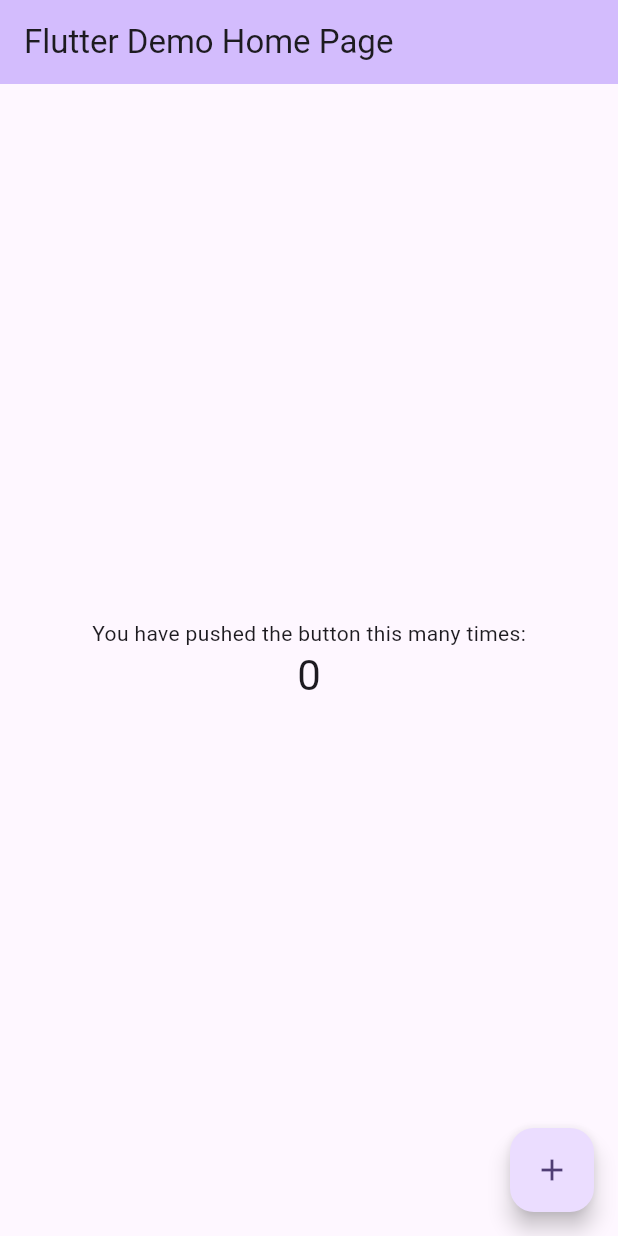
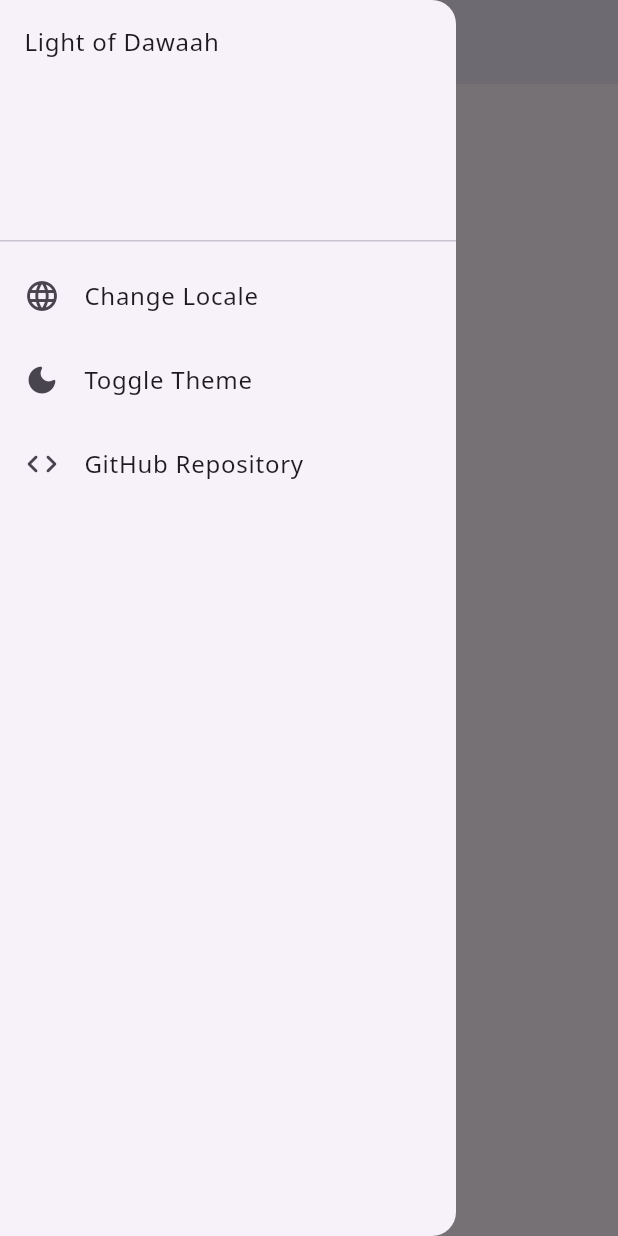
Before and after one commit to TryOS-Labs/light_of_dawaah, a Flutter app: the screen it shows after launch, with the side drawer open (before the commit the screen has no drawer), on a phone screen of 412 x 824 dp. Run offline on Flutter 3.47's test engine with Material 3 defaults, Android fonts, the phone set to English and light mode, and no system bars; our stand-ins replace google_fonts; missing offline and left inert: quick_actions; generated files the repository leaves out were written again.

Commit message:
Code Initialization

```diff
--- /dev/null
+++ b/l10n.yaml
@@ -0,0 +1,5 @@
+# TryOS Labs
+
+arb-dir: lib/l10n
+template-arb-file: app_en.arb
+output-localization-file: app_localizations.dart
--- /dev/null
+++ b/lib/home_page.dart
@@ -0,0 +1,101 @@
+/* By Abdullah As-Sadeed */
+
+import 'package:flutter/material.dart';
+import 'package:flutter_gen/gen_l10n/app_localizations.dart';
+import 'package:url_launcher/url_launcher.dart';
+
+class ToolCard {
+  final String title;
+  final IconData icon;
+  final Widget page;
+
+  ToolCard(
+    this.title,
+    this.icon,
+    this.page,
+  );
+}
+
+class HomePage extends StatelessWidget {
+  final Function(Locale) changeLocale;
+  final Function toggleTheme;
+  const HomePage(
+      {super.key, required this.changeLocale, required this.toggleTheme});
+
+  @override
+  Widget build(
+    BuildContext context,
+  ) {
+    return Scaffold(
+      appBar: AppBar(
+        title: Text(
+          AppLocalizations.of(context)!.light_of_dawaah,
+        ),
+        centerTitle: true,
+        elevation: 4,
+      ),
+      drawer: Drawer(
+        child: ListView(
+          children: <Widget>[
+            DrawerHeader(
+              child: Text(
+                AppLocalizations.of(context)!.light_of_dawaah,
+              ),
+            ),
+            ListTile(
+              title: Text(
+                AppLocalizations.of(context)!.change_locale,
+              ),
+              leading: const Icon(Icons.language_rounded),
+              onTap: () {
+                Locale currentLocale = Localizations.localeOf(context);
+                if (currentLocale.languageCode == 'en') {
+                  changeLocale(
+                    const Locale('bn'),
+                  );
+                } else {
+                  changeLocale(
+                    const Locale('en'),
+                  );
+                }
+              },
+            ),
+            ListTile(
+              title: Text(
+                AppLocalizations.of(context)!.toggle_theme,
+              ),
+              leading: const Icon(Icons.dark_mode_rounded),
+              onTap: () {
+                toggleTheme();
+              },
+            ),
+            ListTile(
+              title: Text(
+                AppLocalizations.of(context)!.github_repository,
+              ),
+              leading: const Icon(Icons.code_rounded),
+              onTap: () {
+                launchUrl(
+                  Uri.parse('https://github.com/TryOS-Labs/light_of_dawaah/'),
+                );
+              },
+            ),
+          ],
+        ),
+      ),
+      body: Center(
+        child: SingleChildScrollView(
+          padding: const EdgeInsets.all(16),
+          child: Column(
+            children: <Widget>[
+              Text(
+                AppLocalizations.of(context)!.coming_soon,
+                textAlign: TextAlign.center,
+              ),
+            ],
+          ),
+        ),
+      ),
+    );
+  }
+}
--- /dev/null
+++ b/lib/l10n/app_bn.arb
@@ -0,0 +1,7 @@
+{
+    "light_of_dawaah": "লাইট অফ দাওয়াহ",
+    "coming_soon": "শীঘ্রই আসছে",
+    "change_locale": "লোক্যাল ইংলিশে পরিবর্তন",
+    "toggle_theme": "থিম পরিবর্তন",
+    "github_repository": "গিটহাব রেপোসিটরি"
+}
--- /dev/null
+++ b/lib/l10n/app_en.arb
@@ -0,0 +1,7 @@
+{
+    "light_of_dawaah": "Light of Dawaah",
+    "coming_soon": "Coming Soon",
+    "change_locale": "Change Locale",
+    "toggle_theme": "Toggle Theme",
+    "github_repository": "GitHub Repository"
+}
--- a/lib/main.dart
+++ b/lib/main.dart
@@ -1,125 +1,133 @@
+/* By Abdullah As-Sadeed */
+
+import 'package:flutter/foundation.dart';
 import 'package:flutter/material.dart';
+import 'package:flutter/services.dart';
+import 'package:flutter_gen/gen_l10n/app_localizations.dart';
+import 'package:google_fonts/google_fonts.dart';
+import 'package:quick_actions/quick_actions.dart';
+import 'package:light_of_dawaah/home_page.dart';
+import 'package:url_launcher/url_launcher.dart';
 
 void main() {
-  runApp(const MyApp());
+  LicenseRegistry.addLicense(
+    () async* {
+      final license = await rootBundle.loadString('google_fonts/OFL.txt');
+      yield LicenseEntryWithLineBreaks(
+        ['google_fonts'],
+        license,
+      );
+    },
+  );
+
+  runApp(
+    const LightOfDawaah(),
+  );
 }
 
-class MyApp extends StatelessWidget {
-  const MyApp({super.key});
+class LightOfDawaah extends StatefulWidget {
+  const LightOfDawaah({super.key});
 
-  // This widget is the root of your application.
   @override
-  Widget build(BuildContext context) {
-    return MaterialApp(
-      title: 'Flutter Demo',
-      theme: ThemeData(
-        // This is the theme of your application.
-        //
-        // TRY THIS: Try running your application with "flutter run". You'll see
-        // the application has a purple toolbar. Then, without quitting the app,
-        // try changing the seedColor in the colorScheme below to Colors.green
-        // and then invoke "hot reload" (save your changes or press the "hot
-        // reload" button in a Flutter-supported IDE, or press "r" if you used
-        // the command line to start the app).
-        //
-        // Notice that the counter didn't reset back to zero; the application
-        // state is not lost during the reload. To reset the state, use hot
-        // restart instead.
-        //
-        // This works for code too, not just values: Most code changes can be
-        // tested with just a hot reload.
-        colorScheme: ColorScheme.fromSeed(seedColor: Colors.deepPurple),
-        useMaterial3: true,
+  LightOfDawaahState createState() => LightOfDawaahState();
+}
+
+class LightOfDawaahState extends State<LightOfDawaah> {
+  ValueNotifier<bool> isDarkTheme = ValueNotifier<bool>(false);
+  bool userToggledTheme = false;
+  Locale userLocale = const Locale('en');
+
+  @override
+  void initState() {
+    super.initState();
+
+    const QuickActions quickActions = QuickActions();
+    quickActions.initialize(
+      (shortcutType) {
+        if (shortcutType == 'github_repository') {
+          launchUrl(
+            Uri.parse('https://github.com/TryOS-Labs/light_of_dawaah/'),
+          );
+        }
+      },
+    );
+    quickActions.setShortcutItems(
+      <ShortcutItem>[
+        const ShortcutItem(
+          type: 'github_repository',
+          localizedTitle: 'GitHub Repository',
+          icon: 'ic_launcher',
+        ), /* Android only */
+      ],
+    );
+  }
+
+  void changeLocale(Locale locale) {
+    setState(
+      () {
+        userLocale = locale;
+      },
+    );
+  }
+
+  void toggleTheme() {
+    setState(
+      () {
+        userToggledTheme = true;
+        isDarkTheme.value = !isDarkTheme.value;
+      },
+    );
+  }
+
+  ThemeData buildTheme(
+    Brightness brightness,
+  ) {
+    var baseTheme = ThemeData(
+      brightness: brightness,
+    );
+
+    return baseTheme.copyWith(
+      textTheme: GoogleFonts.notoSansTextTheme(
+        baseTheme.textTheme,
       ),
-      home: const MyHomePage(title: 'Flutter Demo Home Page'),
+    );
+  }
+
+  @override
+  Widget build(
+    BuildContext context,
+  ) {
+    final brightness = MediaQuery.of(context).platformBrightness;
+
+    if (!userToggledTheme) {
+      isDarkTheme.value = brightness == Brightness.dark;
+    }
+
+    return ValueListenableBuilder<bool>(
+      valueListenable: isDarkTheme,
+      builder: (
+        context,
+        isDark,
+        child,
+      ) {
+        return MaterialApp(
+          localizationsDelegates: AppLocalizations.localizationsDelegates,
+          supportedLocales: AppLocalizations.supportedLocales,
+          locale: userLocale,
+          theme: buildTheme(
+            Brightness.light,
+          ),
+          darkTheme: buildTheme(
+            Brightness.dark,
+          ),
+          themeMode: isDark ? ThemeMode.dark : ThemeMode.light,
+          home: HomePage(
+            changeLocale: changeLocale,
+            toggleTheme: toggleTheme,
+          ),
+          debugShowCheckedModeBanner: false,
+        );
+      },
     );
   }
 }
-
-class MyHomePage extends StatefulWidget {
-  const MyHomePage({super.key, required this.title});
-
-  // This widget is the home page of your application. It is stateful, meaning
-  // that it has a State object (defined below) that contains fields that affect
-  // how it looks.
-
-  // This class is the configuration for the state. It holds the values (in this
-  // case the title) provided by the parent (in this case the App widget) and
-  // used by the build method of the State. Fields in a Widget subclass are
-  // always marked "final".
-
-  final String title;
-
-  @override
-  State<MyHomePage> createState() => _MyHomePageState();
-}
-
-class _MyHomePageState extends State<MyHomePage> {
-  int _counter = 0;
-
-  void _incrementCounter() {
-    setState(() {
-      // This call to setState tells the Flutter framework that something has
-      // changed in this State, which causes it to rerun the build method below
-      // so that the display can reflect the updated values. If we changed
-      // _counter without calling setState(), then the build method would not be
-      // called again, and so nothing would appear to happen.
-      _counter++;
-    });
-  }
-
-  @override
-  Widget build(BuildContext context) {
-    // This method is rerun every time setState is called, for instance as done
-    // by the _incrementCounter method above.
-    //
-    // The Flutter framework has been optimized to make rerunning build methods
-    // fast, so that you can just rebuild anything that needs updating rather
-    // than having to individually change instances of widgets.
-    return Scaffold(
-      appBar: AppBar(
-        // TRY THIS: Try changing the color here to a specific color (to
-        // Colors.amber, perhaps?) and trigger a hot reload to see the AppBar
-        // change color while the other colors stay the same.
-        backgroundColor: Theme.of(context).colorScheme.inversePrimary,
-        // Here we take the value from the MyHomePage object that was created by
-        // the App.build method, and use it to set our appbar title.
-        title: Text(widget.title),
-      ),
-      body: Center(
-        // Center is a layout widget. It takes a single child and positions it
-        // in the middle of the parent.
-        child: Column(
-          // Column is also a layout widget. It takes a list of children and
-          // arranges them vertically. By default, it sizes itself to fit its
-          // children horizontally, and tries to be as tall as its parent.
-          //
-          // Column has various properties to control how it sizes itself and
-          // how it positions its children. Here we use mainAxisAlignment to
-          // center the children vertically; the main axis here is the vertical
-          // axis because Columns are vertical (the cross axis would be
-          // horizontal).
-          //
-          // TRY THIS: Invoke "debug painting" (choose the "Toggle Debug Paint"
-          // action in the IDE, or press "p" in the console), to see the
-          // wireframe for each widget.
-          mainAxisAlignment: MainAxisAlignment.center,
-          children: <Widget>[
-            const Text(
-              'You have pushed the button this many times:',
-            ),
-            Text(
-              '$_counter',
-              style: Theme.of(context).textTheme.headlineMedium,
-            ),
-          ],
-        ),
-      ),
-      floatingActionButton: FloatingActionButton(
-        onPressed: _incrementCounter,
-        tooltip: 'Increment',
-        child: const Icon(Icons.add),
-      ), // This trailing comma makes auto-formatting nicer for build methods.
-    );
-  }
-}
```
